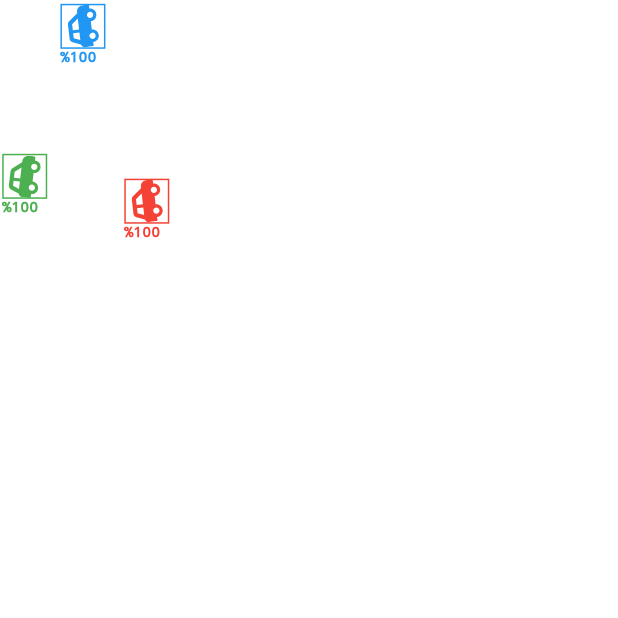
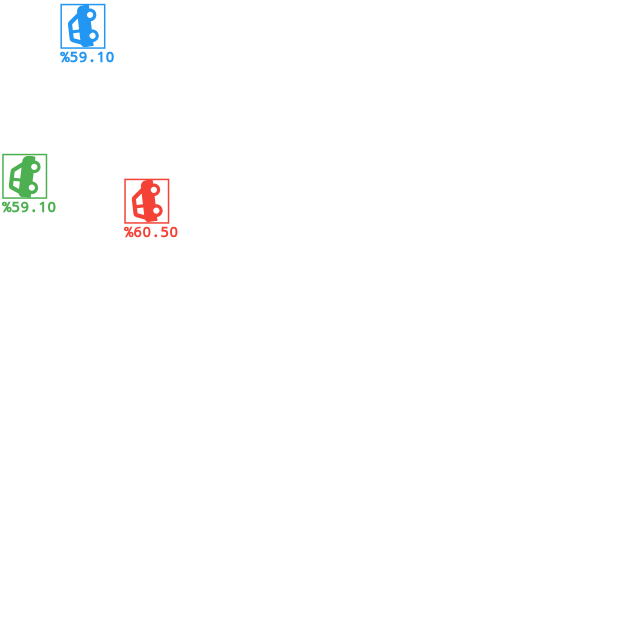
Before and after one commit to juca1331/autos, a Flutter app: the screen it shows after launch, on a phone screen of 412 x 824 dp, the top half of it. Run offline on Flutter 3.47's test engine with Material 3 defaults, Android fonts, the light colour scheme and no system bars; our stand-ins replace flutter_svg.

Commit message:
make that the gas gets burn

```diff
--- a/lib/car.dart
+++ b/lib/car.dart
@@ -34,7 +34,7 @@ class _CarState extends State<Car> {
 
   bool isOn = true;
 
-  int gasPercentage = 100;
+  double gasPercentage = 100;
 
   @override
   void initState() {
@@ -71,6 +71,12 @@ class _CarState extends State<Car> {
       if (isOn || force) {
         setState(() {
           pathFrames++;
+          if(gasPercentage>0.0){
+            gasPercentage = max(0, gasPercentage - 0.1);
+          }else{
+            isOn=false;
+          }
+
           if (pathFrames >= pathSize) {
             pathFrames = 0;
 
@@ -151,7 +157,7 @@ class _CarState extends State<Car> {
               mainAxisSize: MainAxisSize.min,
               children: [
                 Text(
-                  '%$gasPercentage',
+                  '%${gasPercentage.toStringAsFixed(2)}',
                   style: TextStyle(
                     decoration: TextDecoration.none,
                     fontSize: 10,
@@ -159,7 +165,7 @@ class _CarState extends State<Car> {
                   ),
                 )
               ],
-            )
+            ),
           ],
         ),
       ),
--- a/lib/main.dart
+++ b/lib/main.dart
@@ -17,3 +17,5 @@ class MainApp extends StatelessWidget {
     );
   }
 }
+// manana 3:30
+//tarea: hacer que la gasolina baje
```
